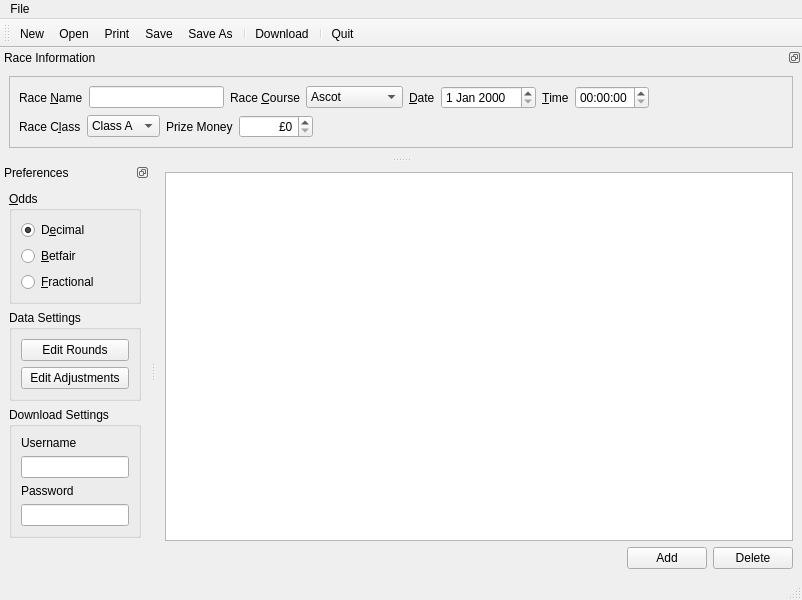
First picture: the form in GUI/Betty_MainWindow.ui, repository brunowenzel07/QBetty, before the edit.
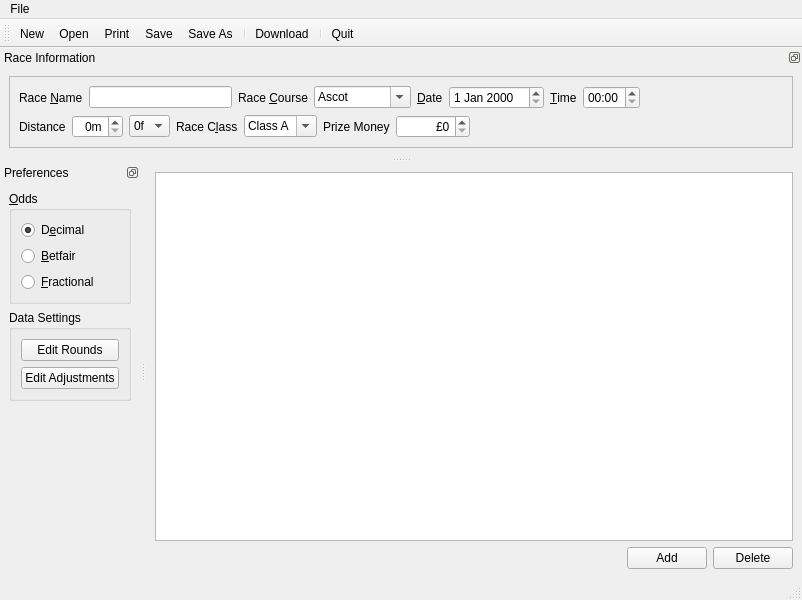
Second picture: the form after the edit. Icons and pictures are not drawn.

```diff
--- a/GUI/Betty_MainWindow.ui
+++ b/GUI/Betty_MainWindow.ui
@@ -128,19 +128,19 @@
        </property>
        <layout class="QVBoxLayout" name="verticalLayout">
         <item>
-         <layout class="QHBoxLayout" name="horizontalLayout">
+         <layout class="QHBoxLayout" name="horizontalLayout_2">
           <item>
            <widget class="QLabel" name="label">
             <property name="text">
              <string>Race &amp;Name</string>
             </property>
             <property name="buddy">
-             <cstring>lineEdit</cstring>
+             <cstring>nameEdit</cstring>
             </property>
            </widget>
           </item>
           <item>
-           <widget class="QLineEdit" name="lineEdit"/>
+           <widget class="QLineEdit" name="nameEdit"/>
           </item>
           <item>
            <widget class="QLabel" name="label_2">
@@ -148,12 +148,21 @@
              <string>Race &amp;Course</string>
             </property>
             <property name="buddy">
-             <cstring>comboBox</cstring>
+             <cstring>courseCombo</cstring>
             </property>
            </widget>
           </item>
           <item>
-           <widget class="QComboBox" name="comboBox">
+           <widget class="QComboBox" name="courseCombo">
+            <property name="editable">
+             <bool>true</bool>
+            </property>
+            <property name="insertPolicy">
+             <enum>QComboBox::InsertAlphabetically</enum>
+            </property>
+            <property name="sizeAdjustPolicy">
+             <enum>QComboBox::AdjustToContents</enum>
+            </property>
             <item>
              <property name="text">
               <string>Ascot</string>
@@ -205,7 +214,11 @@
            </widget>
           </item>
           <item>
-           <widget class="QTimeEdit" name="timeEdit"/>
+           <widget class="QTimeEdit" name="timeEdit">
+            <property name="displayFormat">
+             <string>HH:mm</string>
+            </property>
+           </widget>
           </item>
           <item>
            <spacer name="horizontalSpacer">
@@ -223,19 +236,95 @@
          </layout>
         </item>
         <item>
-         <layout class="QHBoxLayout" name="horizontalLayout_2">
+         <layout class="QHBoxLayout" name="horizontalLayout">
+          <item>
+           <widget class="QLabel" name="label_9">
+            <property name="text">
+             <string>Distance</string>
+            </property>
+           </widget>
+          </item>
+          <item>
+           <widget class="QSpinBox" name="milesSpinner">
+            <property name="alignment">
+             <set>Qt::AlignRight|Qt::AlignTrailing|Qt::AlignVCenter</set>
+            </property>
+            <property name="readOnly">
+             <bool>false</bool>
+            </property>
+            <property name="suffix">
+             <string>m</string>
+            </property>
+           </widget>
+          </item>
+          <item>
+           <widget class="QComboBox" name="furlongCombo">
+            <property name="sizeAdjustPolicy">
+             <enum>QComboBox::AdjustToContentsOnFirstShow</enum>
+            </property>
+            <item>
+             <property name="text">
+              <string>0f</string>
+             </property>
+            </item>
+            <item>
+             <property name="text">
+              <string>1f</string>
+             </property>
+            </item>
+            <item>
+             <property name="text">
+              <string>2f</string>
+             </property>
+            </item>
+            <item>
+             <property name="text">
+              <string>3f</string>
+             </property>
+            </item>
+            <item>
+             <property name="text">
+              <string>4f</string>
+             </property>
+            </item>
+            <item>
+             <property name="text">
+              <string>5f</string>
+             </property>
+            </item>
+            <item>
+             <property name="text">
+              <string>6f</string>
+             </property>
+            </item>
+            <item>
+             <property name="text">
+              <string>7f</string>
+             </property>
+            </item>
+           </widget>
+          </item>
           <item>
            <widget class="QLabel" name="label_5">
             <property name="text">
              <string>Race C&amp;lass</string>
             </property>
             <property name="buddy">
-             <cstring>comboBox_2</cstring>
+             <cstring>classCombo</cstring>
             </property>
            </widget>
           </item>
           <item>
-           <widget class="QComboBox" name="comboBox_2">
+           <widget class="QComboBox" name="classCombo">
+            <property name="editable">
+             <bool>true</bool>
+            </property>
+            <property name="insertPolicy">
+             <enum>QComboBox::InsertAlphabetically</enum>
+            </property>
+            <property name="sizeAdjustPolicy">
+             <enum>QComboBox::AdjustToContents</enum>
+            </property>
             <item>
              <property name="text">
               <string>Class A</string>
@@ -264,12 +353,12 @@
              <string>Prize Money</string>
             </property>
             <property name="buddy">
-             <cstring>spinBox</cstring>
+             <cstring>prizeSpinner</cstring>
             </property>
            </widget>
           </item>
           <item>
-           <widget class="QSpinBox" name="spinBox">
+           <widget class="QSpinBox" name="prizeSpinner">
             <property name="alignment">
              <set>Qt::AlignRight|Qt::AlignTrailing|Qt::AlignVCenter</set>
             </property>
@@ -376,41 +465,6 @@
        </layout>
       </widget>
      </item>
-     <item>
-      <widget class="QGroupBox" name="groupBox_2">
-       <property name="title">
-        <string>Download Settings</string>
-       </property>
-       <layout class="QGridLayout" name="gridLayout">
-        <item row="0" column="0">
-         <widget class="QLabel" name="label_6">
-          <property name="text">
-           <string>Username</string>
-          </property>
-          <property name="buddy">
-           <cstring>lineEdit_2</cstring>
-          </property>
-         </widget>
-        </item>
-        <item row="1" column="0">
-         <widget class="QLineEdit" name="lineEdit_2"/>
-        </item>
-        <item row="2" column="0">
-         <widget class="QLabel" name="label_7">
-          <property name="text">
-           <string>Password</string>
-          </property>
-          <property name="buddy">
-           <cstring>lineEdit_3</cstring>
-          </property>
-         </widget>
-        </item>
-        <item row="3" column="0">
-         <widget class="QLineEdit" name="lineEdit_3"/>
-        </item>
-       </layout>
-      </widget>
-     </item>
      <item>
       <spacer name="verticalSpacer">
        <property name="orientation">
```
Left out of the diff: 18 changed lines with no effect on the pictures.
